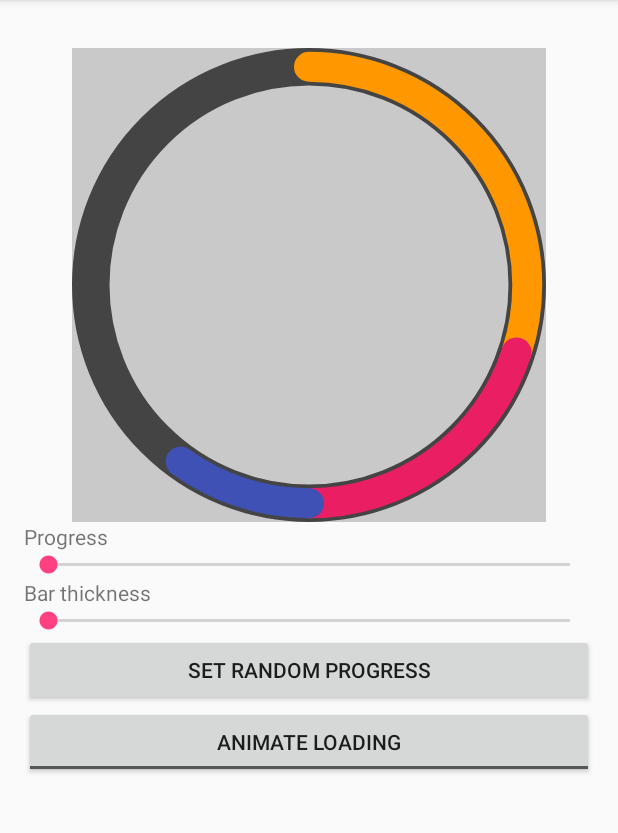
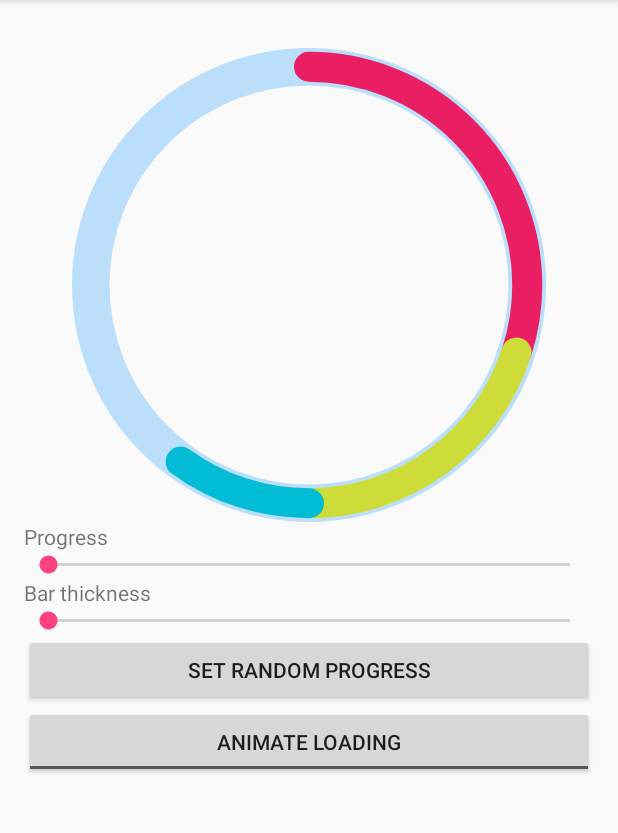
Before and after one commit to jomaceld/CircularProgressbar-Android, an Android app: the screen it shows after launch (MainActivity), after a tap on "MULTIBAR PROGRESSBAR EXAMPLE", on a phone screen of 412 x 824 dp, the part 84-917 px from its top. Run offline under Robolectric (Android 15) with nearby library versions, the phone set to English and light mode, and no system bars.

Commit message:
Update multibar example

```diff
--- a/CircularProgressbarExampleApp/src/main/java/net/futuredrama/jomaceld/CircularProgressbar_ExampleApp/ComplexProgressbarFragment.java
+++ b/CircularProgressbarExampleApp/src/main/java/net/futuredrama/jomaceld/CircularProgressbar_ExampleApp/ComplexProgressbarFragment.java
@@ -74,19 +74,20 @@ public class ComplexProgressbarFragment extends Fragment {
 
     private void setupProgressbar()
     {
-        int[] colors = { Color.parseColor("#FF9800"),
-                Color.parseColor("#E91E63"),
-                Color.parseColor("#3F51B5")};
+        // Array containing bars colors
+        int[] colors = { getResources().getColor(R.color.bar1Color),
+                         getResources().getColor(R.color.bar2Color),
+                         getResources().getColor(R.color.bar3Color)};
 
         // Set the numbers of bars
         pBar.setNumberOfBars(3);
         // Set up background color and thickness
-        pBar.setBackgroundColor(Color.argb(50,0,0,0));
+        pBar.setPbBackgroundColor(getResources().getColor(R.color.progressbar_bgColor));
         pBar.setProgressbarBackgroundThickness(25, TypedValue.COMPLEX_UNIT_DIP);
+        // Set bars thickness
+        pBar.setAllBarsThickness(20, TypedValue.COMPLEX_UNIT_DIP);
         // Set bars colors
         pBar.setBarsColors(colors);
-        // Set bars thickness
-        pBar.setAllBarsThickness(20, TypedValue.COMPLEX_UNIT_DIP);
         // Animate the progress of all bars from current value to the desired values
         pBar.setProgressWithAnimation(0.3f,0.2f,0.1f);
     }
```
